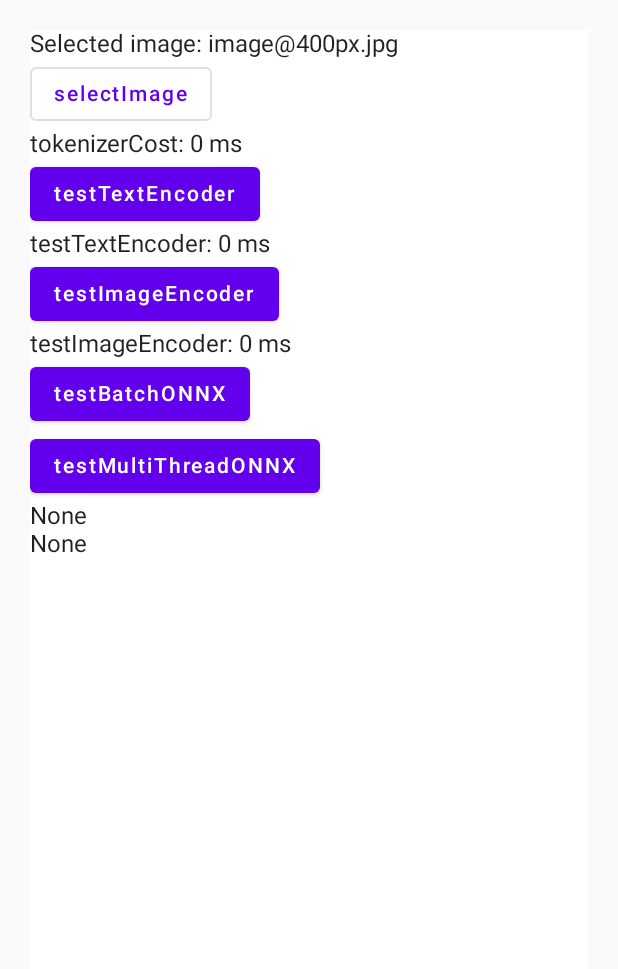
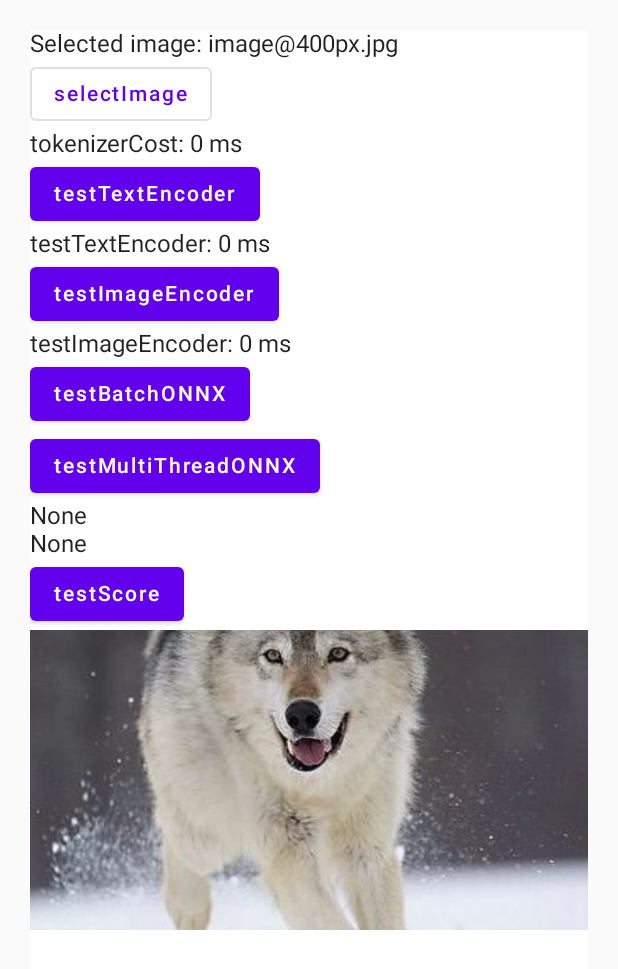
Before and after one commit to greyovo/CLIP-android-demo, an Android app built with Jetpack Compose: the screen it shows after launch (MainActivity), on a phone screen of 412 x 824 dp. Shown: the top 969 px of the screen. Run offline under Robolectric (Android 15) with nearby library versions, the phone set to English and light mode, and no system bars; pictures from the network do not load.

Commit message:
Show image + button to compute and display scores

```diff
--- a/app/src/main/java/com/example/mycomposeapplication/MainActivity.kt
+++ b/app/src/main/java/com/example/mycomposeapplication/MainActivity.kt
@@ -1,17 +1,23 @@
 package com.example.mycomposeapplication
 
 import android.graphics.BitmapFactory
+import android.media.Image
 import android.os.Bundle
 import android.util.Log
 import android.widget.Toast
 import androidx.activity.ComponentActivity
 import androidx.activity.compose.setContent
+import androidx.compose.foundation.Image
 import androidx.compose.foundation.layout.Column
 import androidx.compose.foundation.layout.fillMaxSize
+import androidx.compose.foundation.layout.fillMaxWidth
+import androidx.compose.foundation.layout.height
 import androidx.compose.foundation.layout.padding
 import androidx.compose.material.*
 import androidx.compose.runtime.*
 import androidx.compose.ui.Modifier
+import androidx.compose.ui.graphics.asImageBitmap
+import androidx.compose.ui.layout.ContentScale
 import androidx.compose.ui.tooling.preview.Preview
 import androidx.compose.ui.unit.dp
 import androidx.lifecycle.lifecycleScope
@@ -22,6 +28,9 @@ import kotlinx.coroutines.withContext
 import java.io.File
 import java.util.*
 import kotlin.concurrent.thread
+import androidx.compose.foundation.rememberScrollState
+import androidx.compose.foundation.verticalScroll
+
 
 private val imageList =
     listOf(
@@ -30,6 +39,19 @@ private val imageList =
         "image@4000px.jpg",
         "image@4000px-large.jpg",
         "image-large-17.2MB.jpg"
+    )
+private val textList =
+    listOf(
+        "A bird flying in the sky, cloudy",
+        "A helicopter in water",
+        "cat",
+        "cat on the pavement",
+        "pink rose in the pond",
+        "red cloth inside blue bag",
+    "white brown cat on pavement with shadow",
+        "keyboard",
+        "white computer keyboard keys",
+        "dog face in cold weather"
     )
 
 class MainActivity : ComponentActivity() {
@@ -45,7 +67,13 @@ class MainActivity : ComponentActivity() {
                         .fillMaxSize(),
                     color = MaterialTheme.colors.background
                 ) {
-                    Column {
+                    // Create a scroll state
+                    val scrollState = rememberScrollState()
+
+                    // Wrap the Column with verticalScroll
+                    Column(
+                        modifier = Modifier.verticalScroll(scrollState)
+                    ) {
                         Greeting(selectedImage.value)
                         OutlinedButton(onClick = { imageListExpanded.value = true }) {
                             Text(text = "selectImage")
@@ -84,11 +112,17 @@ class MainActivity : ComponentActivity() {
 
                         Text(text = encodeImageState1.value)
                         Text(text = encodeImageState2.value)
+                        Button(onClick = { testScoring() }) {
+                            Text(text = "testScore")
+                        }
+                        DisplayImage(imagePath = imagePathState.value)
+                        Text(text = scoreState.value)
                     }
                 }
             }
         }
         imagePath = assetFilePath(this, selectedImage.value).toString()
+        imagePathState.value = imagePath
     }
 
     var imageListExpanded = mutableStateOf(false)
@@ -98,6 +132,8 @@ class MainActivity : ComponentActivity() {
     private var encodeImageCost: MutableState<Long> = mutableStateOf(0L)
     private var encodeImageState1: MutableState<String> = mutableStateOf("None")
     private var encodeImageState2: MutableState<String> = mutableStateOf("None")
+    private var scoreState: MutableState<String> = mutableStateOf("")
+    private var imagePathState: MutableState<String> = mutableStateOf("")
 
     private var textEncoderONNX: TextEncoderONNX? = null
     private var imageEncoderONNX: ImageEncoderONNX? = null
@@ -135,6 +171,44 @@ class MainActivity : ComponentActivity() {
             val output = imageEncoderONNX?.encode(bitmap)
             encodeImageCost.value = System.currentTimeMillis() - time
             Log.d("testImageEncoder", Arrays.toString(output))
+        }
+    }
+
+    private fun testScoring() {
+        lifecycleScope.launch {
+            scoreState.value = ""
+            if (imageEncoderONNX == null) {
+                loadImageEncoderONNX()
+            }
+            if (textEncoderONNX == null) {
+                loadTextEncoderONNX()
+            }
+            val time = System.currentTimeMillis()
+            val bitmap = loadThumbnail(this@MainActivity, imagePath)
+            Log.d("loadImage", "${System.currentTimeMillis() - time} ms")
+            saveBitMap(this@MainActivity, bitmap, "decodeSampledBitmapFromFile")
+            val imageEmbedding = imageEncoderONNX?.encode(bitmap)
+            encodeImageCost.value = System.currentTimeMillis() - time
+
+            // Create a mutable list to hold text and its corresponding score
+            val scoreList = mutableListOf<Pair<String, Double>>()
+            for (text in textList) {
+                val textEmbedding = textEncoderONNX?.encode(text)
+                if (imageEmbedding != null && textEmbedding != null) {
+                    val score = computeScore(imageEmbedding[0], textEmbedding[0])
+                    scoreList.add(Pair(text, score))
+                }
+            }
+            scoreList.sortBy { -1.0 * it.second }
+            val displayString = buildString {
+                for ((text, score) in scoreList) {
+                    append("\n%.4f".format(score))
+                    append(" : $text")
+                     // Limit to 4 digits
+                }
+            }
+            scoreState.value = displayString
+
         }
     }
 
@@ -269,8 +343,11 @@ class MainActivity : ComponentActivity() {
         imageListExpanded.value = false
         selectedImage.value = im
         imagePath = assetFilePath(this@MainActivity, selectedImage.value).toString()
+        imagePathState.value = imagePath
         if (imagePath.isEmpty()) {
             Toast.makeText(this, "图片加载失败！", Toast.LENGTH_SHORT).show()
+        } else {
+            scoreState.value = ""
         }
     }
 }
@@ -279,7 +356,24 @@ class MainActivity : ComponentActivity() {
 fun Greeting(name: String) {
     Text(text = "Selected image: $name")
 }
+@Composable
+fun DisplayImage(imagePath: String) {
+    val bitmap = BitmapFactory.decodeFile(imagePath)
+    val imageBitmap = bitmap?.asImageBitmap()
 
+    if (imageBitmap != null) {
+        Image(
+            bitmap = imageBitmap,
+            contentDescription = null, // decorative
+            modifier = Modifier
+                .fillMaxWidth()
+                .height(200.dp),
+            contentScale = ContentScale.Crop
+        )
+    } else {
+        // Handle the case where the image could not be loaded
+    }
+}
 @Preview(showBackground = true)
 @Composable
 fun DefaultPreview() {
```
